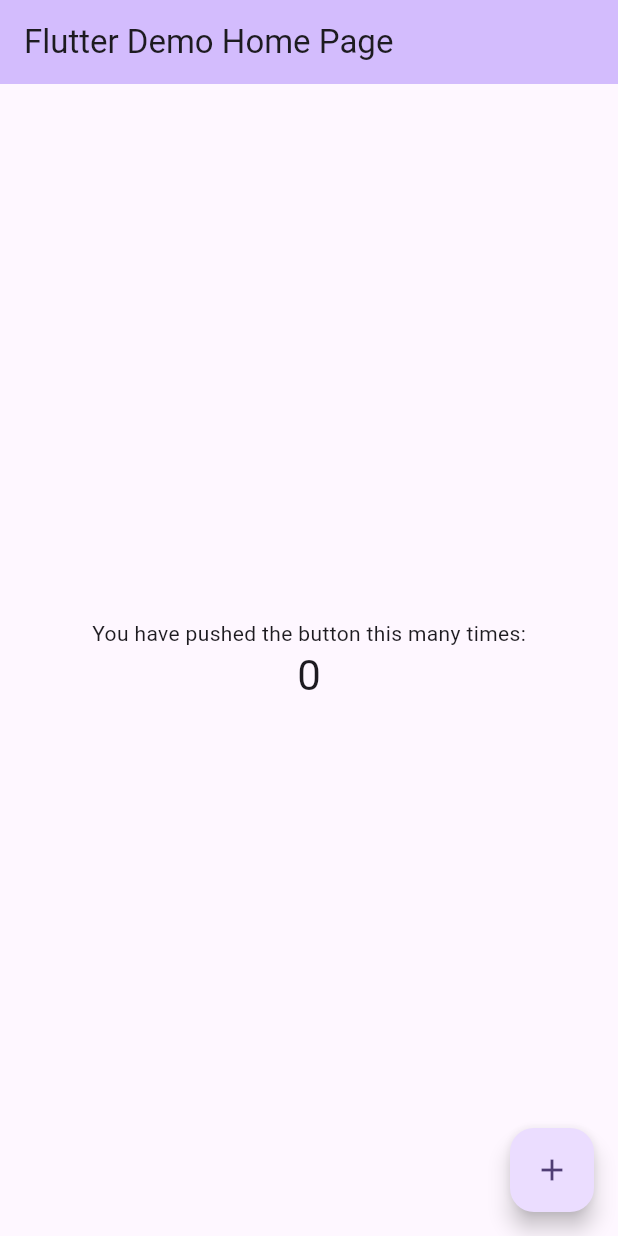
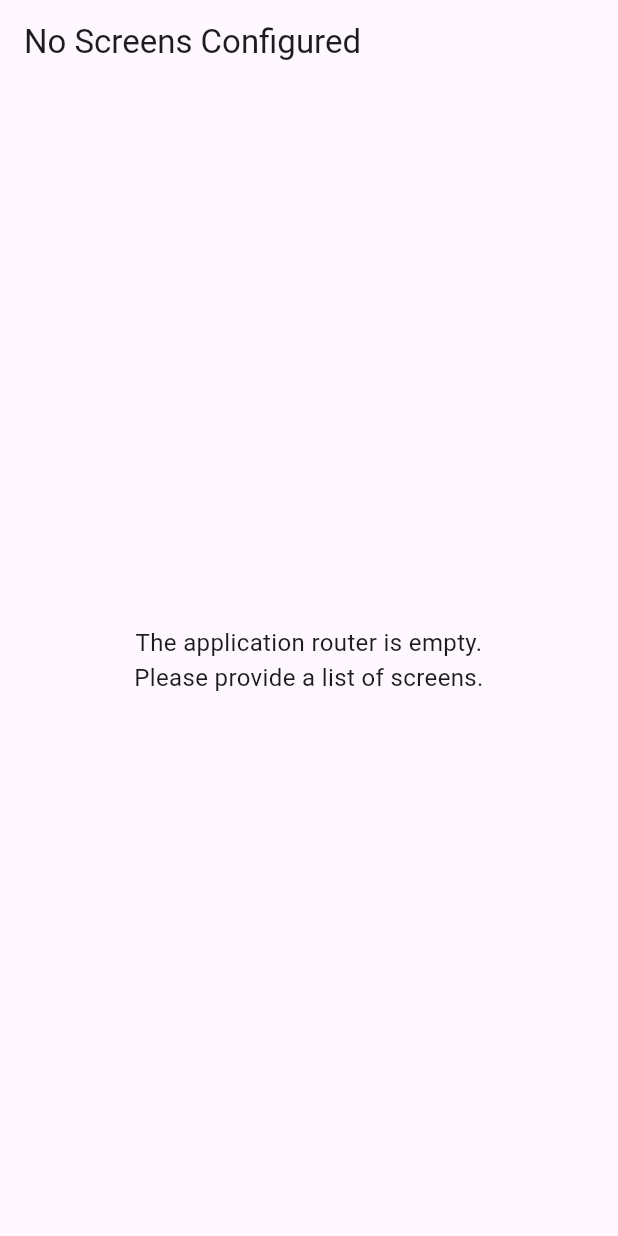
Before and after one commit to mahmoodBarish/app-CQgryFfngHuZ3YNIiU58-1759838909120-0sqrfg2, a Flutter app: the screen it shows after launch, on a phone screen of 412 x 824 dp. Run offline on Flutter 3.47's test engine with Material 3 defaults, Android fonts, the phone set to English and light mode, and no system bars; our stand-ins replace go_router, google_fonts.

Commit message:
feat: add main.dart and configure go_router with all screens

```diff
--- a/lib/main.dart
+++ b/lib/main.dart
@@ -1,122 +1,59 @@
 import 'package:flutter/material.dart';
+import 'package:go_router/go_router.dart';
+
+// No screens were provided in the JSON input.
+// A placeholder screen is generated for the root route.
 
 void main() {
   runApp(const MyApp());
 }
 
+final GoRouter _router = GoRouter(
+  initialLocation: '/',
+  routes: <GoRoute>[
+    GoRoute(
+      path: '/',
+      builder: (BuildContext context, GoRouterState state) {
+        return const PlaceholderScreen();
+      },
+    ),
+  ],
+);
+
 class MyApp extends StatelessWidget {
   const MyApp({super.key});
 
-  // This widget is the root of your application.
   @override
   Widget build(BuildContext context) {
-    return MaterialApp(
-      title: 'Flutter Demo',
+    return MaterialApp.router(
+      routerConfig: _router,
+      title: 'Flutter GoRouter App',
       theme: ThemeData(
-        // This is the theme of your application.
-        //
-        // TRY THIS: Try running your application with "flutter run". You'll see
-        // the application has a purple toolbar. Then, without quitting the app,
-        // try changing the seedColor in the colorScheme below to Colors.green
-        // and then invoke "hot reload" (save your changes or press the "hot
-        // reload" button in a Flutter-supported IDE, or press "r" if you used
-        // the command line to start the app).
-        //
-        // Notice that the counter didn't reset back to zero; the application
-        // state is not lost during the reload. To reset the state, use hot
-        // restart instead.
-        //
-        // This works for code too, not just values: Most code changes can be
-        // tested with just a hot reload.
-        colorScheme: ColorScheme.fromSeed(seedColor: Colors.deepPurple),
+        primarySwatch: Colors.blue,
+        visualDensity: VisualDensity.adaptivePlatformDensity,
       ),
-      home: const MyHomePage(title: 'Flutter Demo Home Page'),
+      debugShowCheckedModeBanner: false,
     );
   }
 }
 
-class MyHomePage extends StatefulWidget {
-  const MyHomePage({super.key, required this.title});
-
-  // This widget is the home page of your application. It is stateful, meaning
-  // that it has a State object (defined below) that contains fields that affect
-  // how it looks.
-
-  // This class is the configuration for the state. It holds the values (in this
-  // case the title) provided by the parent (in this case the App widget) and
-  // used by the build method of the State. Fields in a Widget subclass are
-  // always marked "final".
-
-  final String title;
-
-  @override
-  State<MyHomePage> createState() => _MyHomePageState();
-}
-
-class _MyHomePageState extends State<MyHomePage> {
-  int _counter = 0;
-
-  void _incrementCounter() {
-    setState(() {
-      // This call to setState tells the Flutter framework that something has
-      // changed in this State, which causes it to rerun the build method below
-      // so that the display can reflect the updated values. If we changed
-      // _counter without calling setState(), then the build method would not be
-      // called again, and so nothing would appear to happen.
-      _counter++;
-    });
-  }
+/// A placeholder screen shown when no screens are configured in the input.
+class PlaceholderScreen extends StatelessWidget {
+  const PlaceholderScreen({super.key});
 
   @override
   Widget build(BuildContext context) {
-    // This method is rerun every time setState is called, for instance as done
-    // by the _incrementCounter method above.
-    //
-    // The Flutter framework has been optimized to make rerunning build methods
-    // fast, so that you can just rebuild anything that needs updating rather
-    // than having to individually change instances of widgets.
     return Scaffold(
       appBar: AppBar(
-        // TRY THIS: Try changing the color here to a specific color (to
-        // Colors.amber, perhaps?) and trigger a hot reload to see the AppBar
-        // change color while the other colors stay the same.
-        backgroundColor: Theme.of(context).colorScheme.inversePrimary,
-        // Here we take the value from the MyHomePage object that was created by
-        // the App.build method, and use it to set our appbar title.
-        title: Text(widget.title),
+        title: const Text('No Screens Configured'),
       ),
-      body: Center(
-        // Center is a layout widget. It takes a single child and positions it
-        // in the middle of the parent.
-        child: Column(
-          // Column is also a layout widget. It takes a list of children and
-          // arranges them vertically. By default, it sizes itself to fit its
-          // children horizontally, and tries to be as tall as its parent.
-          //
-          // Column has various properties to control how it sizes itself and
-          // how it positions its children. Here we use mainAxisAlignment to
-          // center the children vertically; the main axis here is the vertical
-          // axis because Columns are vertical (the cross axis would be
-          // horizontal).
-          //
-          // TRY THIS: Invoke "debug painting" (choose the "Toggle Debug Paint"
-          // action in the IDE, or press "p" in the console), to see the
-          // wireframe for each widget.
-          mainAxisAlignment: MainAxisAlignment.center,
-          children: <Widget>[
-            const Text('You have pushed the button this many times:'),
-            Text(
-              '$_counter',
-              style: Theme.of(context).textTheme.headlineMedium,
-            ),
-          ],
+      body: const Center(
+        child: Text(
+          'The application router is empty.\nPlease provide a list of screens.',
+          textAlign: TextAlign.center,
+          style: TextStyle(fontSize: 16),
         ),
       ),
-      floatingActionButton: FloatingActionButton(
-        onPressed: _incrementCounter,
-        tooltip: 'Increment',
-        child: const Icon(Icons.add),
-      ), // This trailing comma makes auto-formatting nicer for build methods.
     );
   }
 }
```
